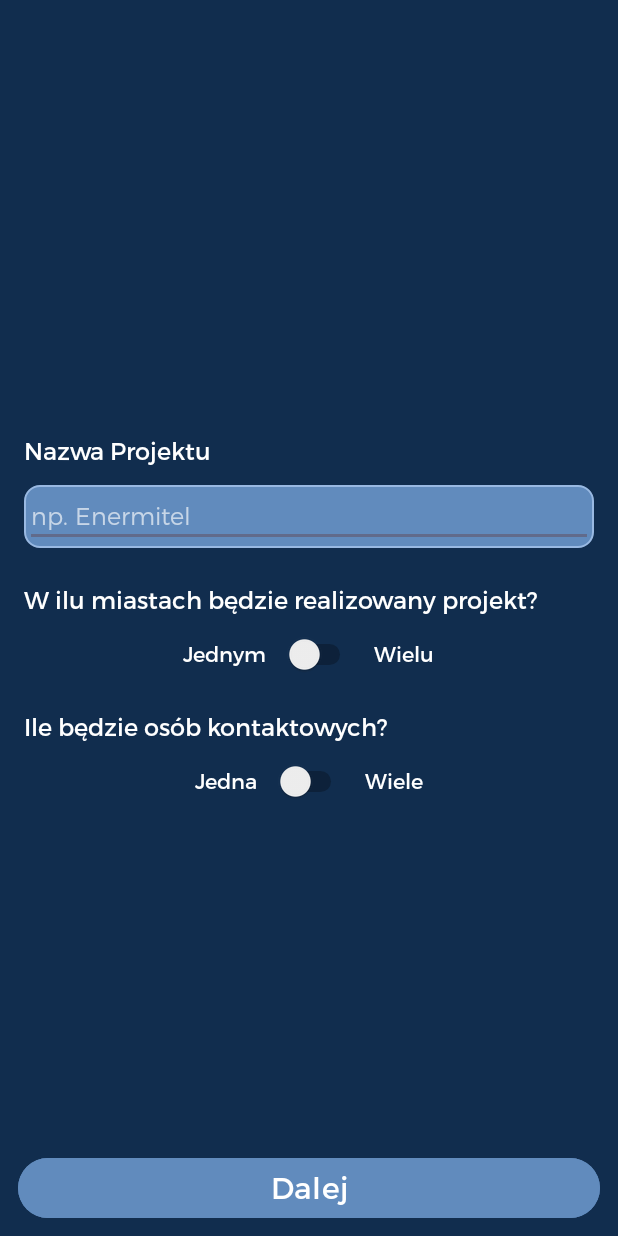
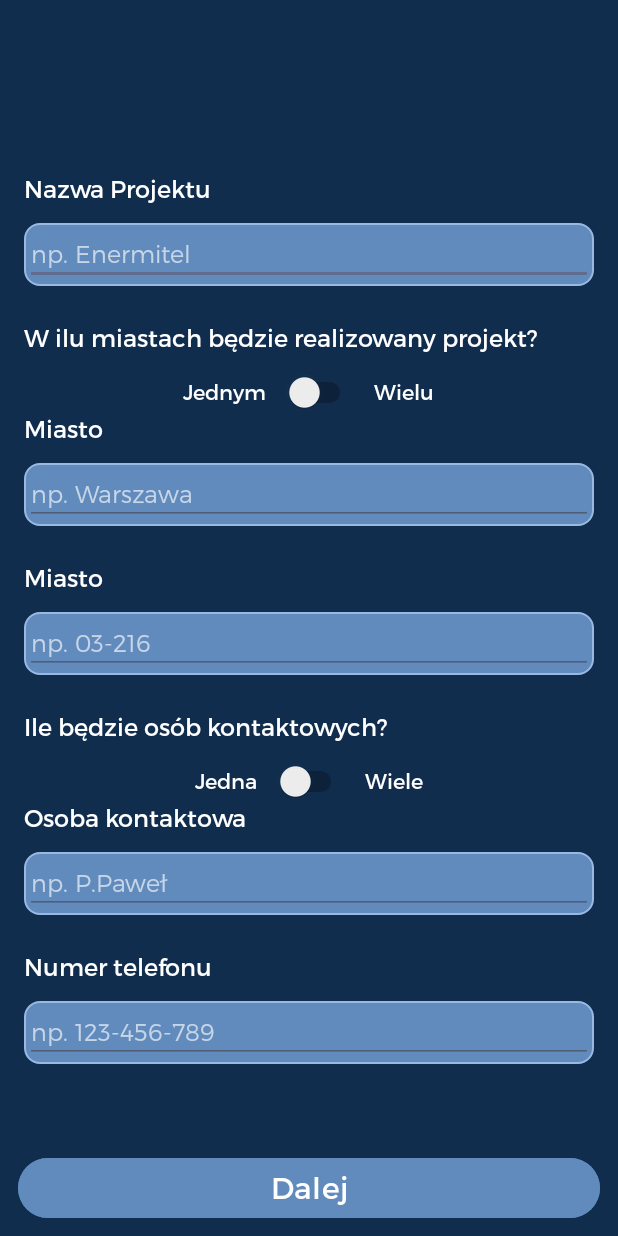
Before and after one commit to tobtor/VoltVortex, an Android app: the screen it shows after launch (AddProjectWindowStep1 before the commit, AddProjectWindow after it), after a tap on "Dodaj Projekt", on a phone screen of 412 x 824 dp. Run offline under Robolectric (Android 15) with nearby library versions, the phone set to English and light mode, and no system bars.

Commit message:
Change adding Project to one Activity

```diff
--- a/app/src/main/AndroidManifest.xml
+++ b/app/src/main/AndroidManifest.xml
@@ -19,7 +19,7 @@
             android:name=".AddProjectWindow.AddProjectWindowStep2"
             android:exported="false" />
         <activity
-            android:name=".AddProjectWindow.AddProjectWindowStep1"
+            android:name=".AddProjectWindow"
             android:exported="false" />
         <activity
             android:name=".MainActivity"
--- /dev/null
+++ b/app/src/main/java/com/example/voltvortex/AddProjectWindow.java
@@ -0,0 +1,86 @@
+package com.example.voltvortex;
+
+import android.annotation.SuppressLint;
+import android.content.Intent;
+import android.view.View;
+import android.widget.*;
+import androidx.appcompat.app.AppCompatActivity;
+import android.os.Bundle;
+
+public class AddProjectWindow extends AppCompatActivity {
+
+    EditText projectName, cityName, postcode, contactPesonName, contactPersonPhoneNumber;
+    Button buttonEndStep1;
+    @SuppressLint("UseSwitchCompatOrMaterialCode")
+    Switch swichIsManyCities, switchIsManyContactPerson;
+    LinearLayout LinearLayoutProjectCity, LinearLayoutProjectContactPerson;
+
+    @SuppressLint("MissingInflatedId")
+    @Override
+    protected void onCreate(Bundle savedInstanceState) {
+        super.onCreate(savedInstanceState);
+        setContentView(R.layout.activity_addproject_window);
+
+        projectName = findViewById(R.id.editTextNazwaProjektu);
+        cityName = findViewById(R.id.editTextMiasto);
+        postcode = findViewById(R.id.editTextKodPocztowy);
+        contactPesonName = findViewById(R.id.editTextOsobaKontaktowa);
+        contactPersonPhoneNumber = findViewById(R.id.editTextNumerTelefonu);
+        buttonEndStep1 = findViewById(R.id.buttonEndStep1);
+        swichIsManyCities = findViewById(R.id.switchDodajProjektPytanie1);
+        switchIsManyContactPerson = findViewById(R.id.switchDodajProjektPytanie2);
+        LinearLayoutProjectCity = findViewById(R.id.LinearLayoutProjectCity);
+        LinearLayoutProjectContactPerson = findViewById(R.id.LinearLayoutProjectContactPerson);
+
+        swichIsManyCities.setOnCheckedChangeListener(new CompoundButton.OnCheckedChangeListener() {
+            @Override
+            public void onCheckedChanged(CompoundButton buttonView, boolean isChecked) {
+                if (isChecked){
+                    LinearLayoutProjectCity.setVisibility(View.GONE);
+                } else {
+                    LinearLayoutProjectCity.setVisibility(View.VISIBLE);
+                }
+            }
+        });
+
+        switchIsManyContactPerson.setOnCheckedChangeListener(new CompoundButton.OnCheckedChangeListener() {
+            @Override
+            public void onCheckedChanged(CompoundButton buttonView, boolean isChecked) {
+                if (isChecked) {
+                    LinearLayoutProjectContactPerson.setVisibility(View.GONE);
+                } else {
+                    LinearLayoutProjectContactPerson.setVisibility(View.VISIBLE);
+                }
+            }
+        });
+
+        buttonEndStep1.setOnClickListener(new View.OnClickListener() {
+            public void onClick(View v) {
+
+                ProjectModel projectModel;
+
+                try {
+                    projectModel = new ProjectModel(-1, projectName.getText().toString(),
+                            swichIsManyCities.isChecked(), switchIsManyContactPerson.isChecked());
+                        Toast.makeText(AddProjectWindow.this, projectModel.toString(), Toast.LENGTH_SHORT).show();
+                    }
+                    catch (Exception e){
+                        Toast.makeText(AddProjectWindow.this, "Błąd przy dodawaniu!", Toast.LENGTH_SHORT).show();
+                        projectModel = new ProjectModel(-1, "error",
+                                swichIsManyCities.isChecked(), switchIsManyContactPerson.isChecked());
+                    }
+
+                    MyDatabaseHelper myDatabaseHelper = new MyDatabaseHelper(AddProjectWindow.this);
+
+                    boolean success = myDatabaseHelper.addProject(projectModel);
+
+                    Toast.makeText(AddProjectWindow.this, "Success " + success, Toast.LENGTH_SHORT).show();
+
+                    Intent intent = new Intent(AddProjectWindow.this, MainActivity.class);
+                    startActivity(intent);
+
+                }
+            });
+
+    }
+}
--- a/app/src/main/java/com/example/voltvortex/AddProjectWindow/AddProjectWindowStep1.java
+++ /dev/null
@@ -1,75 +0,0 @@
-package com.example.voltvortex.AddProjectWindow;
-
-import android.annotation.SuppressLint;
-import android.content.Intent;
-import android.view.View;
-import android.widget.Button;
-import android.widget.EditText;
-import android.widget.Switch;
-import android.widget.Toast;
-import androidx.appcompat.app.AppCompatActivity;
-import android.os.Bundle;
-import com.example.voltvortex.MainActivity;
-import com.example.voltvortex.MyDatabaseHelper;
-import com.example.voltvortex.ProjectModel;
-import com.example.voltvortex.R;
-
-public class AddProjectWindowStep1 extends AppCompatActivity {
-
-    EditText projectName;
-    Button buttonEndStep1, buttonAddToDataBase;
-    @SuppressLint("UseSwitchCompatOrMaterialCode")
-    Switch swichIsManyCities, switchIsManyContactPerson;
-
-    @SuppressLint("MissingInflatedId")
-    @Override
-    protected void onCreate(Bundle savedInstanceState) {
-        super.onCreate(savedInstanceState);
-        setContentView(R.layout.activity_addproject_window_step1);
-
-        projectName = findViewById(R.id.editTextNazwaProjektu);
-        buttonEndStep1 = findViewById(R.id.buttonEndStep1);
-        swichIsManyCities = findViewById(R.id.switchDodajProjektPytanie1);
-        switchIsManyContactPerson = findViewById(R.id.switchDodajProjektPytanie2);
-
-            buttonEndStep1.setOnClickListener(new View.OnClickListener() {
-                public void onClick(View v) {
-
-                    boolean isManyCities = swichIsManyCities.isChecked();
-                    boolean isManyContactPerson = switchIsManyContactPerson.isChecked();
-                    ProjectModel projectModel;
-
-                    try {
-                        projectModel = new ProjectModel(-1, projectName.getText().toString(),
-                                swichIsManyCities.isChecked(), switchIsManyContactPerson.isChecked());
-                        Toast.makeText(AddProjectWindowStep1.this, projectModel.toString(), Toast.LENGTH_SHORT).show();
-                    }
-                    catch (Exception e){
-                        Toast.makeText(AddProjectWindowStep1.this, "Błąd przy dodawaniu!", Toast.LENGTH_SHORT).show();
-                        projectModel = new ProjectModel(-1, "error",
-                                swichIsManyCities.isChecked(), switchIsManyContactPerson.isChecked());
-                    }
-
-                    MyDatabaseHelper myDatabaseHelper = new MyDatabaseHelper(AddProjectWindowStep1.this);
-
-                    boolean success = myDatabaseHelper.addProject(projectModel);
-
-                    Toast.makeText(AddProjectWindowStep1.this, "Success " + success, Toast.LENGTH_SHORT).show();
-
-                    if(!isManyCities) {
-                        Intent intent = new Intent(AddProjectWindowStep1.this, AddProjectWindowStep2.class);
-                        startActivity(intent);
-                    }
-                    else if(!isManyContactPerson) {
-                        Intent intent = new Intent(AddProjectWindowStep1.this, AddProjectWindowStep3.class);
-                        startActivity(intent);
-                    }
-                    else {
-                        Intent intent = new Intent(AddProjectWindowStep1.this, MainActivity.class);
-                        startActivity(intent);
-                    }
-                }
-            });
-
-    }
-}
--- a/app/src/main/java/com/example/voltvortex/MainActivity.java
+++ b/app/src/main/java/com/example/voltvortex/MainActivity.java
@@ -8,7 +8,6 @@ import android.widget.Button;
 import android.widget.ListView;
 import androidx.appcompat.app.AppCompatActivity;
 import android.os.Bundle;
-import com.example.voltvortex.AddProjectWindow.AddProjectWindowStep1;
 
 import java.util.List;
 
@@ -38,7 +37,7 @@ public class MainActivity extends AppCompatActivity {
 
             @Override
             public void onClick(View v) {
-                Intent intent = new Intent(MainActivity.this, AddProjectWindowStep1.class);
+                Intent intent = new Intent(MainActivity.this, AddProjectWindow.class);
                 startActivity(intent);
             }
         });
--- a/app/src/main/res/layout/activity_addproject_window_step1.xml
+++ b/app/src/main/res/layout/activity_addproject_window.xml
@@ -6,7 +6,7 @@
     android:layout_width="match_parent"
     android:layout_height="match_parent"
     android:background="@color/backgroudColor"
-    tools:context=".AddProjectWindow.AddProjectWindowStep1">
+    tools:context=".AddProjectWindow">
 
 
   <LinearLayout
@@ -83,6 +83,65 @@
               android:textColor="@color/white"
               android:layout_marginLeft="12dp"/>
     </LinearLayout>
+
+    <LinearLayout
+            android:orientation="vertical"
+            android:layout_width="match_parent"
+            android:layout_height="match_parent"
+            android:id="@+id/LinearLayoutProjectCity">
+      <TextView
+              android:text="Miasto"
+              android:textSize="16sp"
+              android:textColor="@color/white"
+              android:layout_width="wrap_content"
+              android:layout_height="wrap_content"
+              android:id="@+id/textMiasto"/>
+      <FrameLayout
+              android:layout_width="match_parent"
+              android:layout_height="match_parent"
+              android:background="@drawable/radius"
+              android:layout_marginTop="12dp">
+
+        <EditText
+                android:layout_width="match_parent"
+                android:layout_height="wrap_content"
+                android:inputType="textLongMessage"
+                tools:ignore="MissingConstraints"
+                android:text="np. Warszawa"
+                android:id="@+id/editTextMiasto"
+                android:textSize="16sp"
+                android:textColor="@color/white"
+                android:fontFamily="@font/truenolight"
+                android:alpha="0.65"/>
+      </FrameLayout>
+      <TextView
+              android:text="Miasto"
+              android:textSize="16sp"
+              android:textColor="@color/white"
+              android:layout_width="wrap_content"
+              android:layout_height="wrap_content"
+              android:id="@+id/textKodPocztowy"
+              android:layout_marginTop="24dp"/>
+      <FrameLayout
+              android:layout_width="match_parent"
+              android:layout_height="match_parent"
+              android:background="@drawable/radius"
+              android:layout_marginTop="12dp">
+
+        <EditText
+                android:layout_width="match_parent"
+                android:layout_height="wrap_content"
+                android:inputType="textLongMessage"
+                tools:ignore="MissingConstraints"
+                android:text="np. 03-216"
+                android:id="@+id/editTextKodPocztowy"
+                android:textSize="16sp"
+                android:textColor="@color/white"
+                android:fontFamily="@font/truenolight"
+                android:alpha="0.65"/>
+      </FrameLayout>
+    </LinearLayout>
+
     <TextView
             android:text="Ile będzie osób kontaktowych?"
             android:layout_width="wrap_content"
@@ -119,6 +178,64 @@
               android:layout_marginLeft="12dp"/>
     </LinearLayout>
 
+    <LinearLayout
+            android:orientation="vertical"
+            android:layout_width="match_parent"
+            android:layout_height="match_parent"
+            android:id="@+id/LinearLayoutProjectContactPerson">
+      <TextView
+              android:text="Osoba kontaktowa"
+              android:textSize="16sp"
+              android:textColor="@color/white"
+              android:layout_width="wrap_content"
+              android:layout_height="wrap_content"
+              android:id="@+id/textOsobaKontaktowa"/>
+      <FrameLayout
+              android:layout_width="match_parent"
+              android:layout_height="match_parent"
+              android:background="@drawable/radius"
+              android:layout_marginTop="12dp">
+
+        <EditText
+                android:layout_width="match_parent"
+                android:layout_height="wrap_content"
+                android:inputType="textLongMessage"
+                tools:ignore="MissingConstraints"
+                android:text="np. P.Paweł"
+                android:id="@+id/editTextOsobaKontaktowa"
+                android:textSize="16sp"
+                android:textColor="@color/white"
+                android:fontFamily="@font/truenolight"
+                android:alpha="0.65"/>
+      </FrameLayout>
+      <TextView
+              android:text="Numer telefonu"
+              android:textSize="16sp"
+              android:textColor="@color/white"
+              android:layout_width="wrap_content"
+              android:layout_height="wrap_content"
+              android:id="@+id/textNumerTelefonu"
+              android:layout_marginTop="24dp"/>
+      <FrameLayout
+              android:layout_width="match_parent"
+              android:layout_height="match_parent"
+              android:background="@drawable/radius"
+              android:layout_marginTop="12dp">
+
+        <EditText
+                android:layout_width="match_parent"
+                android:layout_height="wrap_content"
+                android:inputType="textLongMessage"
+                tools:ignore="MissingConstraints"
+                android:text="np. 123-456-789"
+                android:id="@+id/editTextNumerTelefonu"
+                android:textSize="16sp"
+                android:textColor="@color/white"
+                android:fontFamily="@font/truenolight"
+                android:alpha="0.65"/>
+      </FrameLayout>
+    </LinearLayout>
+
 
   </LinearLayout>
   <LinearLayout
```
Also changed, not shown: app/src/main/java/com/example/voltvortex/AddProjectWindow/AddProjectWindowStep2.java (deleted, +0 -14 lines), app/src/main/java/com/example/voltvortex/AddProjectWindow/AddProjectWindowStep3.java (deleted, +0 -14 lines), app/src/main/res/layout/activity_addproject_window_step2.xml (deleted, +0 -96 lines), app/src/main/res/layout/activity_addproject_window_step3.xml (deleted, +0 -94 lines).
